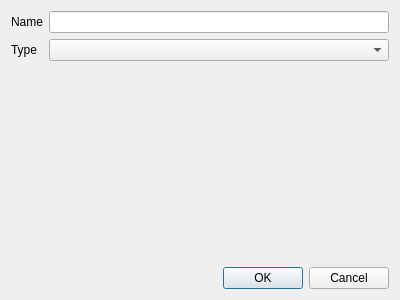
Before: the Qt Designer form edit_activity.ui in TomFryers/activate, drawn with Qt 5.
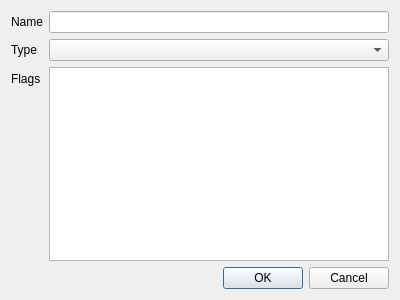
After: the same form once the commit is applied.

Commit message: Add flags for races, long runs etc.

Diff of the .ui file:
```diff
--- a/edit_activity.ui
+++ b/edit_activity.ui
@@ -36,6 +36,16 @@
      <item row="1" column="1">
       <widget class="QComboBox" name="type_edit"/>
      </item>
+     <item row="2" column="0">
+      <widget class="QLabel" name="flags_label">
+       <property name="text">
+        <string>Flags</string>
+       </property>
+      </widget>
+     </item>
+     <item row="2" column="1">
+      <widget class="QListWidget" name="flag_list"/>
+     </item>
     </layout>
    </item>
    <item>
```
Left out of the diff: 19 changed lines with no effect on the pictures. The commit also changes 4 other files.
